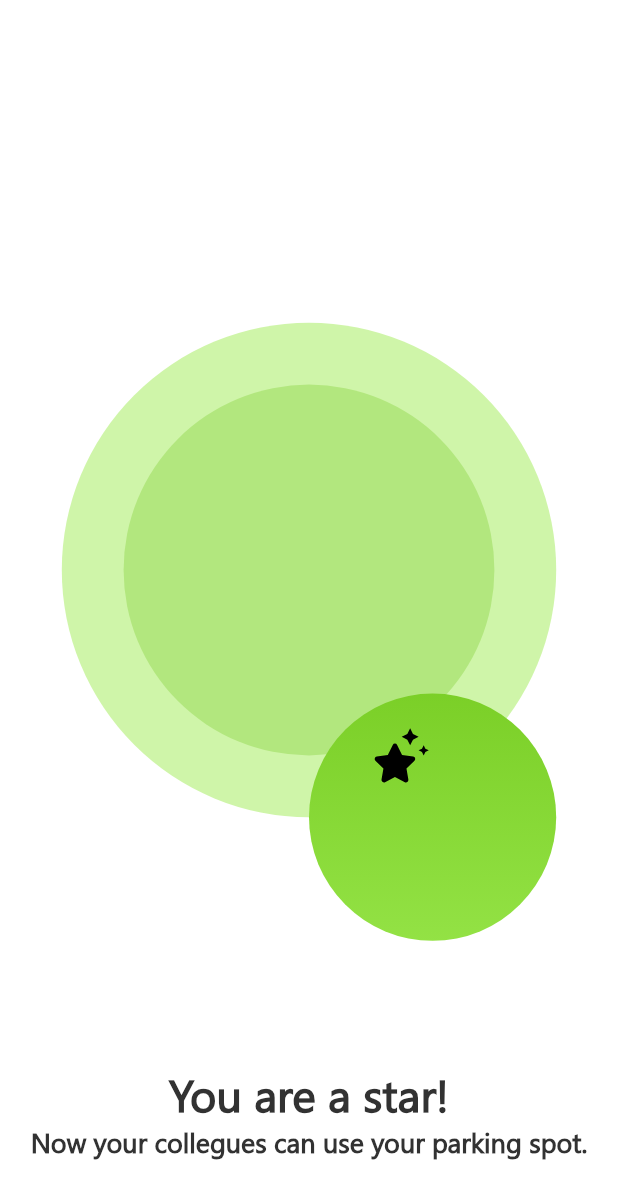
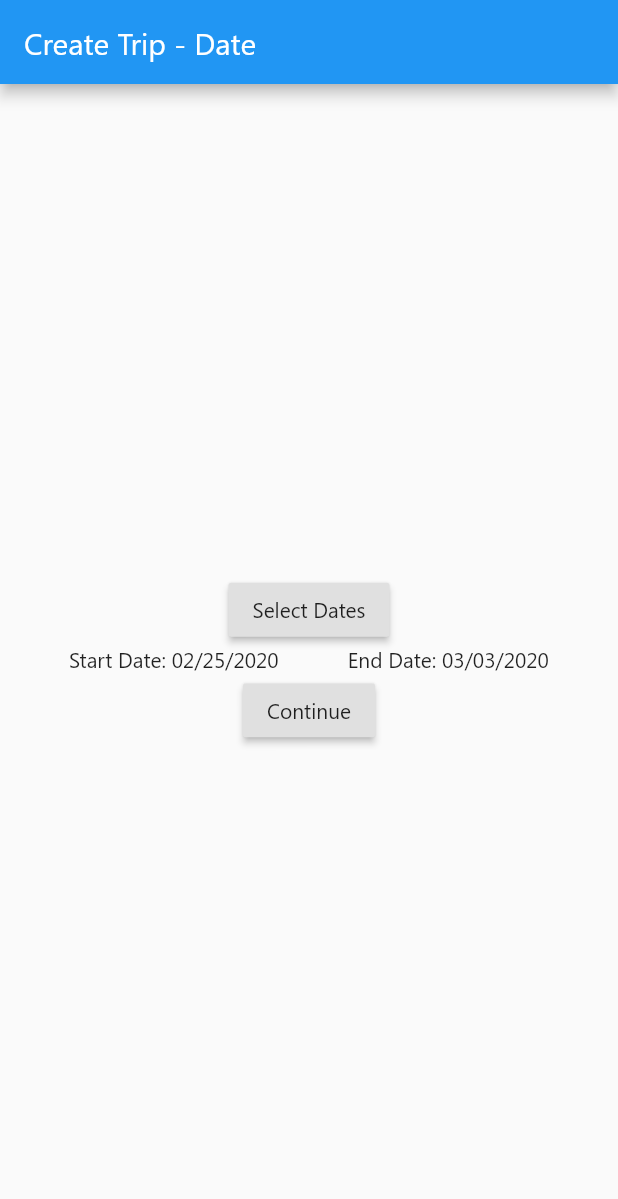
Before and after one commit to nelci592/FlutterApp, a Flutter app: the screen it shows after launch, on a phone screen of 412 x 824 dp. Shown: the top 1199 px of the screen. Run offline on Flutter 3.47's test engine with Material 2 defaults, Android fonts, the phone set to English and light mode, and no system bars; our stand-ins replace flutter_svg; missing offline and left inert: dart:js, date_range_picker.

Commit message:
initial version of data picker

```diff
--- a/progress_app/lib/main.dart
+++ b/progress_app/lib/main.dart
@@ -6,6 +6,7 @@ import './screens/auth_screen.dart';
 import './screens/overview_screen.dart';
 import './screens/success_back_to_work.dart';
 import './screens/success_sharing_screen.dart';
+import './screens/notfity_absence.dart';
 
 void main() => runApp(MyApp());
 
@@ -24,12 +25,15 @@ class MyApp extends StatelessWidget {
               theme: ThemeData(
                 fontFamily: 'Segoe',
               ),
-             // home: SuccessBackToWork(),
-              home: SuccessSharing(),
-              // home: auth.isAuth ? OverviewScreen() : AuthScreen(),
-              // routes: {
-              //   OverviewScreen.routeName: (ctx) => OverviewScreen(),
-              // },
+              home: NotifyAbsence(),
+           //   home: OverviewScreen(),
+           //   home: SuccessBackToWork(),
+             // home: SuccessSharing(),
+             // home: auth.isAuth ? SuccessSharing() : AuthScreen(),
+              routes: {
+                SuccessSharing.routeName: (ctx) => SuccessSharing(),
+                //OverviewScreen.routeName: (ctx) => OverviewScreen(),
+              },
             ),
       ),
     );
--- /dev/null
+++ b/progress_app/lib/screens/notfity_absence.dart
@@ -0,0 +1,65 @@
+import 'package:flutter/material.dart';
+import 'package:date_range_picker/date_range_picker.dart' as DateRagePicker;
+import 'package:intl/intl.dart';
+import 'dart:async';
+
+class NotifyAbsence extends StatefulWidget {
+  static const routeName = '/notifyabsence';
+  @override
+  _NotifyAbsenceState createState() => _NotifyAbsenceState();
+}
+
+class _NotifyAbsenceState extends State<NotifyAbsence> {
+  DateTime _startDate = DateTime.now();
+  DateTime _endDate = DateTime.now().add(Duration(days: 7));
+
+  Future displayDateRangePicker(BuildContext context) async {
+    final List<DateTime> picked = await DateRagePicker.showDatePicker(
+        context: context,
+        initialFirstDate: _startDate,
+        initialLastDate: _endDate,
+        firstDate: new DateTime(DateTime.now().year - 50),
+        lastDate: new DateTime(DateTime.now().year + 50));
+    if (picked != null && picked.length == 2) {
+      setState(() {
+        _startDate = picked[0];
+        _endDate = picked[1];
+      });
+    }
+  }
+
+  @override
+  Widget build(BuildContext context) {
+    return Scaffold(
+        appBar: AppBar(
+          title: Text('Create Trip - Date'),
+        ),
+        body: Center(
+            child: Column(
+          mainAxisAlignment: MainAxisAlignment.center,
+          children: <Widget>[
+            RaisedButton(
+              child: Text("Select Dates"),
+              onPressed: () async {
+                await displayDateRangePicker(context);
+              },
+            ),
+            Row(
+              mainAxisAlignment: MainAxisAlignment.spaceEvenly,
+              children: <Widget>[
+                Text(
+                    "Start Date: ${DateFormat('MM/dd/yyyy').format(_startDate).toString()}"),
+                Text(
+                    "End Date: ${DateFormat('MM/dd/yyyy').format(_endDate).toString()}"),
+              ],
+            ),
+            RaisedButton(
+              child: Text("Continue"),
+              onPressed: () {
+                //add something here
+              },
+            ),
+          ],
+        )));
+  }
+}
--- a/progress_app/lib/screens/success_sharing_screen.dart
+++ b/progress_app/lib/screens/success_sharing_screen.dart
@@ -1,16 +1,17 @@
 import 'package:flutter/material.dart';
 import 'package:flutter_svg/flutter_svg.dart';
 
+class SuccessSharing extends StatelessWidget {
+  static const routeName = '/successsharing';
 
-class SuccessSharing extends StatelessWidget {
   @override
   Widget build(BuildContext context) {
     final deviceSize = MediaQuery.of(context).size;
-    final String successImage = "images/pictures/09_confirmation_star.svg";
-    final Widget svg = SvgPicture.string(
-      '''<svg id="Layer_1" data-name="Layer 1" xmlns="http://www.w3.org/2000/svg" viewBox="0 0 512 512"><defs><style>.cls-1{fill:#010101;}</style></defs><title>09_confirmation_star</title><path id="confirmation_star" class="cls-1" d="M326,172l23.36-46.63L396,102,349.35,78.64,326,32,302.63,78.64,256,102l46.63,23.36Zm126,28-14-28-14,28-28,14,28,14,14,28,14-28,28-14ZM350.75,265.88l-91.69-13.39-41-83.3a20.09,20.09,0,0,0-36.05,0l-41,83.3-91.7,13.39a20.09,20.09,0,0,0-11.11,34.3l66.41,64.74L88.79,456.44c-2.8,16.54,14.61,29,29.14,21.18L200,434.4l82.07,43.22a20.09,20.09,0,0,0,29.14-21.18l-15.67-91.52L362,300.18C373.85,288.54,367.2,268.24,350.75,265.88Z"/></svg>'''
-    );
-    return Container(
+    //final String successImage = "images/pictures/09_confirmation_star.svg";
+
+    return Material(
+        type: MaterialType.transparency,
+        child: new Container(
           color: Colors.white,
           height: deviceSize.height,
           width: deviceSize.width,
@@ -39,8 +40,8 @@ class SuccessSharing extends StatelessWidget {
                     ),
                   ),
                   Positioned(
-                left: deviceSize.width * 0.4,
-                top: deviceSize.height * 0.4,
+                    left: deviceSize.width * 0.2,
+                    top: deviceSize.height * 0.2,
                     child: Container(
                       width: deviceSize.width * 0.4,
                       height: deviceSize.height * 0.4,
@@ -58,37 +59,43 @@ class SuccessSharing extends StatelessWidget {
                     ),
                   ),
                   Positioned(
-                left: deviceSize.width * 0.5,
-                top: deviceSize.height * 0.5,
+                    left: deviceSize.width * 0.3,
+                    top: deviceSize.height * 0.3,
                     child: Container(
-                  width: deviceSize.width * 0.1,
-                  height: deviceSize.height * 0.1,
-                child: svg,
+                      width: deviceSize.width * 0.2,
+                      height: deviceSize.height * 0.2,
+                      child: SvgPicture.string(
+                        '''<svg id="Layer_1" data-name="Layer 1" xmlns="http://www.w3.org/2000/svg" viewBox="0 0 512 512"><defs><style>.cls-1{fill:#010101;}</style></defs><title>09_confirmation_star</title><path id="confirmation_star" class="cls-1" d="M326,172l23.36-46.63L396,102,349.35,78.64,326,32,302.63,78.64,256,102l46.63,23.36Zm126,28-14-28-14,28-28,14,28,14,14,28,14-28,28-14ZM350.75,265.88l-91.69-13.39-41-83.3a20.09,20.09,0,0,0-36.05,0l-41,83.3-91.7,13.39a20.09,20.09,0,0,0-11.11,34.3l66.41,64.74L88.79,456.44c-2.8,16.54,14.61,29,29.14,21.18L200,434.4l82.07,43.22a20.09,20.09,0,0,0,29.14-21.18l-15.67-91.52L362,300.18C373.85,288.54,367.2,268.24,350.75,265.88Z"/></svg>''',
+                        color: Colors.white,
                       ),
                     ),
-            ],
                   ),
-          //09_confirmation_star.svg
-
-          Container(
-            child: Text("You are a star!",
+                  Positioned(
+                    bottom: deviceSize.height * 0.08,
+                    left: deviceSize.width * 0.18,
+                    child:Text("You are a star!",
                   textAlign: TextAlign.left,
                   style: TextStyle(
                     color: Color.fromRGBO(50, 50, 50, 1),
                     fontSize: 30,
                     fontFamily: "Segoe",
-                  decoration: TextDecoration.none,
                   )),
                   ),
-          Text("Now your collegues can use your parking spot.",
+                   Positioned(
+                    bottom: deviceSize.height * 0.03,
+                    child:Text("Now your collegues can use your parking spot.",
                   textAlign: TextAlign.left,
                   style: TextStyle(
                     color: Color.fromRGBO(50, 50, 50, 1),
-                  fontSize: 18,
+                    fontSize: 16,
                     fontFamily: "Segoe",
-                  decoration: TextDecoration.none)),
+                    //  decoration: TextDecoration.none
+                  )),
+                  ),
                 ],
               ),
-    );
+            ],
+          ),
+        ));
   }
 }
--- a/progress_app/pubspec.yaml
+++ b/progress_app/pubspec.yaml
@@ -24,6 +24,8 @@ dependencies:
   http: ^0.12.0+2
   nested: ^0.0.4
   flutter_svg: ^0.17.1
+  flutter_datetime_picker: ^1.3.4
+  date_range_picker: ^1.0.3
 
   # The following adds the Cupertino Icons font to your application.
   # Use with the CupertinoIcons class for iOS style icons.
```
Also changed, not shown: progress_app/lib/screens/success_back_to_work.dart (+31 -12 lines), progress_app/pubspec.lock, 1 other file. Lines whose indentation alone changed are shown as unchanged.
